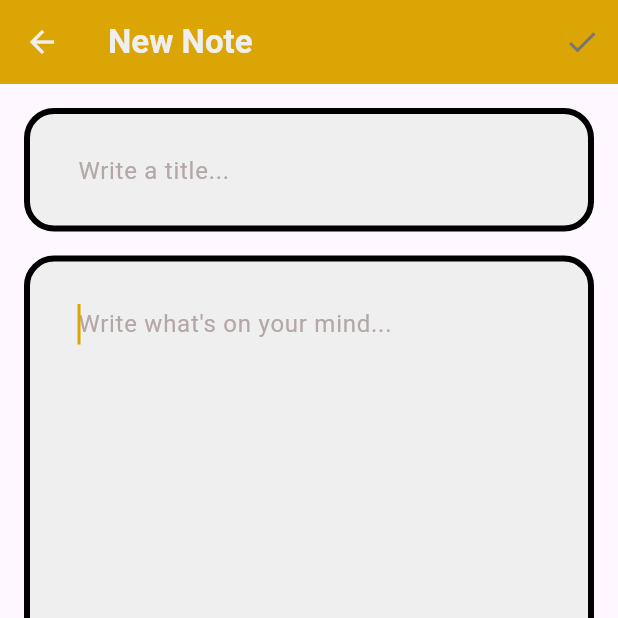
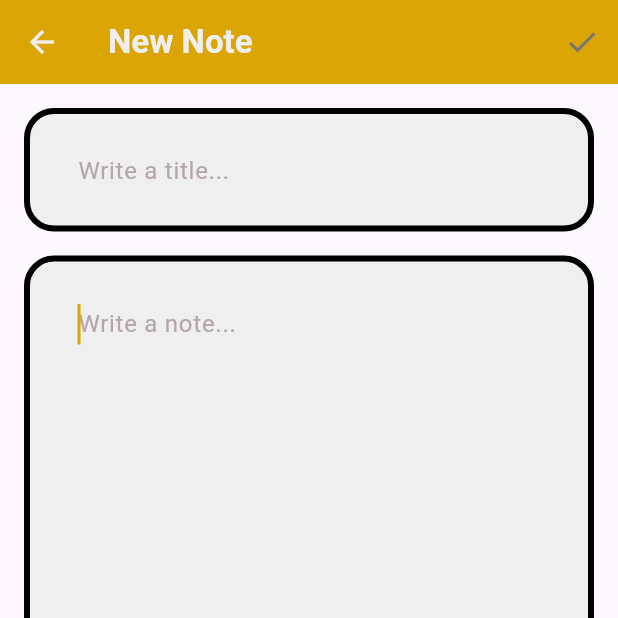
Before and after one commit to linnathoncode/notey, a Flutter app: the CreateOrUpdateNoteView screen opened by its route, on a phone screen of 412 x 824 dp, the top half of it. Run offline on Flutter 3.47's test engine with Material 3 defaults, Android fonts, the phone set to English and light mode, and no system bars; our stand-ins replace cloud_firestore, firebase_auth, firebase_core; accounts and stored records are empty.

Commit message:
custom text field

```diff
--- /dev/null
+++ b/lib/components/text_field.dart
@@ -0,0 +1,53 @@
+import 'package:flutter/material.dart';
+import 'package:notey/utilities/colors.dart';
+
+Widget customTextField({
+  required BuildContext context,
+  required TextEditingController textController,
+  required double size,
+  required String hintText,
+  required bool autoFocus,
+}) {
+  return Center(
+    child: Container(
+      height: MediaQuery.of(context).size.height * size,
+      margin: const EdgeInsets.symmetric(horizontal: 16.0),
+      decoration: BoxDecoration(
+        color: kAccentColor,
+        borderRadius: BorderRadius.circular(20),
+        border: Border.all(
+          width: 4.0,
+        ),
+      ),
+      padding: const EdgeInsets.symmetric(horizontal: 16, vertical: 8),
+      child: TextField(
+        autofocus: autoFocus,
+        showCursor: true,
+        expands: true,
+        cursorColor: kPrimaryColor,
+        controller: textController,
+        keyboardType: TextInputType.multiline,
+        maxLines: null, // Multiline for body text
+        textAlignVertical: TextAlignVertical.top,
+        style: const TextStyle(
+          fontSize: 18, // Font size for body text
+          color: kFontColor,
+          fontWeight: FontWeight.w400,
+        ),
+        decoration: InputDecoration(
+          border: OutlineInputBorder(
+            borderRadius: BorderRadius.circular(20),
+            borderSide: BorderSide.none,
+          ),
+          hintText: hintText,
+          hintStyle: const TextStyle(
+            color: kHintColor,
+            fontSize: 16,
+          ),
+          filled: true,
+          fillColor: kAccentColor,
+        ),
+      ),
+    ),
+  );
+}
--- a/lib/components/text_form_field.dart
+++ b/lib/components/text_form_field.dart
@@ -1,7 +1,7 @@
 import 'package:flutter/material.dart';
 import 'package:notey/utilities/colors.dart';
 
-Widget customTextField({
+Widget customTextFormField({
   required String hintText,
   required String validatorErrorMessage,
   required TextInputType keyboardType,
--- a/lib/views/login_view.dart
+++ b/lib/views/login_view.dart
@@ -52,7 +52,7 @@ class _LoginViewState extends State<LoginView> {
               children: [
                 Padding(
                   padding: const EdgeInsets.all(8.0),
-                  child: customTextField(
+                  child: customTextFormField(
                     obscureText: false,
                     controller: _email,
                     hintText: 'Enter your e-mail',
@@ -62,7 +62,7 @@ class _LoginViewState extends State<LoginView> {
                 ),
                 Padding(
                   padding: const EdgeInsets.all(8.0),
-                  child: customTextField(
+                  child: customTextFormField(
                       obscureText: true,
                       controller: _password,
                       hintText: 'Enter your password',
--- a/lib/views/notes/create_or_update_note_view.dart
+++ b/lib/views/notes/create_or_update_note_view.dart
@@ -1,4 +1,5 @@
 import 'package:flutter/material.dart';
+import 'package:notey/components/text_field.dart';
 import 'package:notey/services/auth/auth_service.dart';
 import 'package:notey/services/cloud/cloud_note.dart';
 import 'package:notey/services/cloud/firebase_cloud_storage.dart';
@@ -184,101 +185,27 @@ class _CreateOrUpdateNoteViewState extends State<CreateOrUpdateNoteView> {
                       height: 16,
                     ),
                     // Title TextField
-                    Center(
-                      child: Container(
-                        height: MediaQuery.of(context).size.height *
-                            0.1, // Make this smaller
-                        margin: const EdgeInsets.symmetric(
-                            horizontal: 16.0), // Margin around the container
-                        decoration: BoxDecoration(
-                          color: kAccentColor,
-                          borderRadius:
-                              BorderRadius.circular(20), // Curvy corners
-                          border: Border.all(
-                            width: 4.0, // Border width
-                          ),
-                        ),
-                        padding: const EdgeInsets.symmetric(
-                            horizontal: 16, vertical: 8),
-                        child: TextField(
-                          autofocus: false,
-                          showCursor: true,
-                          cursorColor: kPrimaryColor,
-                          controller: _titleController,
-                          keyboardType: TextInputType.multiline,
-                          maxLines: 1, // Single line for the title
-                          style: const TextStyle(
-                            fontSize: 18, // Font size for the title
-                            color: kFontColor,
-                            fontWeight: FontWeight.w400,
-                          ),
-                          decoration: InputDecoration(
-                            border: OutlineInputBorder(
-                              borderRadius:
-                                  BorderRadius.circular(20), // Curvy corners
-                              borderSide: BorderSide.none, // No visible border
-                            ),
-                            hintText: "Write a title...",
-                            hintStyle: const TextStyle(
-                              color: kHintColor,
-                              fontSize: 16,
-                            ),
-                            filled: true,
-                            fillColor: kAccentColor,
-                          ),
-                        ),
-                      ),
+                    // Size is a percantage of the screens height 0 - 1
+                    customTextField(
+                      context: context,
+                      textController: _titleController,
+                      size: 0.1,
+                      hintText: "Write a title...",
+                      autoFocus: false,
                     ),
                     // Spacing between TextFields
                     const SizedBox(
                       height: 16,
-                    ), // Adjust this for more or less spacing
+                    ),
 
                     // Text TextField
-                    Center(
-                      child: Container(
-                        height: MediaQuery.of(context).size.height *
-                            0.7, // Make this larger
-                        margin: const EdgeInsets.symmetric(horizontal: 16.0),
-                        decoration: BoxDecoration(
-                          color: kAccentColor,
-                          borderRadius: BorderRadius.circular(20),
-                          border: Border.all(
-                            width: 4.0,
-                          ),
-                        ),
-                        padding: const EdgeInsets.symmetric(
-                            horizontal: 16, vertical: 8),
-                        child: TextField(
-                          autofocus: true,
-                          showCursor: true,
-                          expands: true,
-                          cursorColor: kPrimaryColor,
-                          controller: _textController,
-                          keyboardType: TextInputType.multiline,
-                          maxLines: null, // Multiline for body text
-                          textAlignVertical: TextAlignVertical.top,
-                          style: const TextStyle(
-                            fontSize: 18, // Font size for body text
-                            color: kFontColor,
-                            fontWeight: FontWeight.w400,
-                          ),
-                          decoration: InputDecoration(
-                            border: OutlineInputBorder(
-                              borderRadius: BorderRadius.circular(20),
-                              borderSide: BorderSide.none,
-                            ),
-                            hintText: "Write what's on your mind...",
-                            hintStyle: const TextStyle(
-                              color: kHintColor,
-                              fontSize: 16,
-                            ),
-                            filled: true,
-                            fillColor: kAccentColor,
-                          ),
-                        ),
-                      ),
-                    ),
+                    customTextField(
+                      context: context,
+                      textController: _textController,
+                      size: 0.7,
+                      hintText: "Write a note...",
+                      autoFocus: true,
+                    )
                   ],
                 ),
               );
--- a/lib/views/register_view.dart
+++ b/lib/views/register_view.dart
@@ -55,7 +55,7 @@ class _RegisterViewState extends State<RegisterView> {
             children: [
               Padding(
                 padding: const EdgeInsets.all(8),
-                child: customTextField(
+                child: customTextFormField(
                   obscureText: false,
                   controller: _email,
                   hintText: 'Enter your e-mail',
@@ -65,7 +65,7 @@ class _RegisterViewState extends State<RegisterView> {
               ),
               Padding(
                 padding: const EdgeInsets.all(8),
-                child: customTextField(
+                child: customTextFormField(
                   obscureText: true,
                   controller: _password,
                   hintText: 'Enter your password',
```
